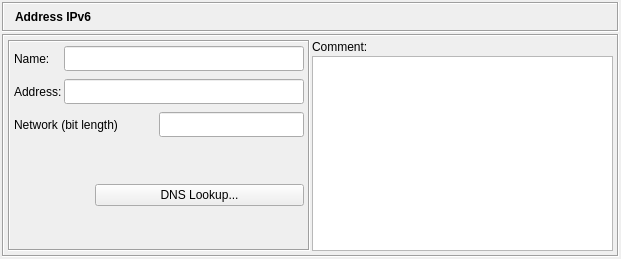
The window that src/gui/ipv6dialog_q.ui (fwbuilder/fwbuilder) describes before a commit, drawn with Qt 5.
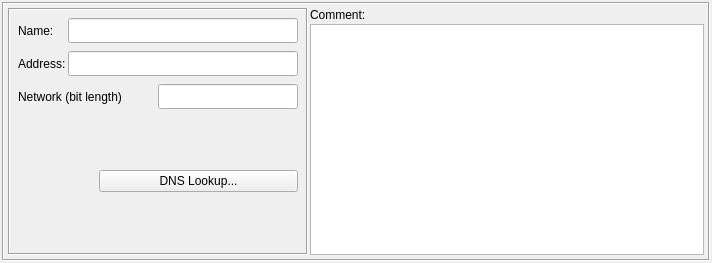
The same window after the commit. Icons and pictures are not drawn.

Commit message: fixes #491, #501 dialog layout fixes to make them look more consistent, using widget promotion feature in Designer to build stack of editor dialogs in the bottom panel of the main window instead of building them at run time

```diff
--- a/src/gui/ipv6dialog_q.ui
+++ b/src/gui/ipv6dialog_q.ui
@@ -8,8 +8,8 @@
    <rect>
     <x>0</x>
     <y>0</y>
-    <width>621</width>
-    <height>259</height>
+    <width>712</width>
+    <height>263</height>
    </rect>
   </property>
   <property name="windowTitle" >
@@ -27,86 +27,6 @@
      <property name="spacing" >
       <number>2</number>
      </property>
-     <item>
-      <widget class="QFrame" name="frame3" >
-       <property name="sizePolicy" >
-        <sizepolicy vsizetype="Fixed" hsizetype="Preferred" >
-         <horstretch>0</horstretch>
-         <verstretch>0</verstretch>
-        </sizepolicy>
-       </property>
-       <property name="minimumSize" >
-        <size>
-         <width>16</width>
-         <height>30</height>
-        </size>
-       </property>
-       <property name="autoFillBackground" >
-        <bool>true</bool>
-       </property>
-       <property name="frameShape" >
-        <enum>QFrame::Box</enum>
-       </property>
-       <property name="frameShadow" >
-        <enum>QFrame::Sunken</enum>
-       </property>
-       <layout class="QGridLayout" >
-        <property name="margin" >
-         <number>2</number>
-        </property>
-        <property name="spacing" >
-         <number>2</number>
-        </property>
-        <item row="0" column="2" >
-         <widget class="QLabel" name="editorTitle" >
-          <property name="sizePolicy" >
-           <sizepolicy vsizetype="Fixed" hsizetype="Preferred" >
-            <horstretch>0</horstretch>
-            <verstretch>0</verstretch>
-           </sizepolicy>
-          </property>
-          <property name="font" >
-           <font>
-            <weight>75</weight>
-            <bold>true</bold>
-           </font>
-          </property>
-          <property name="frameShape" >
-           <enum>QFrame::NoFrame</enum>
-          </property>
-          <property name="lineWidth" >
-           <number>1</number>
-          </property>
-          <property name="midLineWidth" >
-           <number>0</number>
-          </property>
-          <property name="text" >
-           <string>Address IPv6</string>
-          </property>
-          <property name="wordWrap" >
-           <bool>false</bool>
-          </property>
-         </widget>
-        </item>
-        <item row="0" column="1" >
-         <widget class="QLabel" name="label" >
-          <property name="sizePolicy" >
-           <sizepolicy vsizetype="Preferred" hsizetype="Maximum" >
-            <horstretch>0</horstretch>
-            <verstretch>0</verstretch>
-           </sizepolicy>
-          </property>
-          <property name="text" >
-           <string/>
-          </property>
-          <property name="pixmap" >
-           <pixmap resource="MainRes.qrc" >:/Icons/IPv6/icon</pixmap>
-          </property>
-         </widget>
-        </item>
-       </layout>
-      </widget>
-     </item>
      <item>
       <widget class="QFrame" name="frame7" >
        <property name="sizePolicy" >
@@ -124,15 +44,21 @@
        <layout class="QGridLayout" >
         <item rowspan="2" row="0" column="0" >
          <widget class="QFrame" name="frame14" >
+          <property name="sizePolicy" >
+           <sizepolicy vsizetype="Preferred" hsizetype="Fixed" >
+            <horstretch>0</horstretch>
+            <verstretch>0</verstretch>
+           </sizepolicy>
+          </property>
           <property name="minimumSize" >
            <size>
-            <width>0</width>
+            <width>300</width>
             <height>16</height>
            </size>
           </property>
           <property name="maximumSize" >
            <size>
-            <width>16777215</width>
+            <width>300</width>
             <height>16777215</height>
            </size>
           </property>
@@ -146,6 +72,9 @@
            <property name="verticalSpacing" >
             <number>8</number>
            </property>
+           <property name="margin" >
+            <number>8</number>
+           </property>
            <item row="0" column="0" >
             <widget class="QLabel" name="textLabel1" >
              <property name="maximumSize" >
```
The commit also changes 49 other files.
